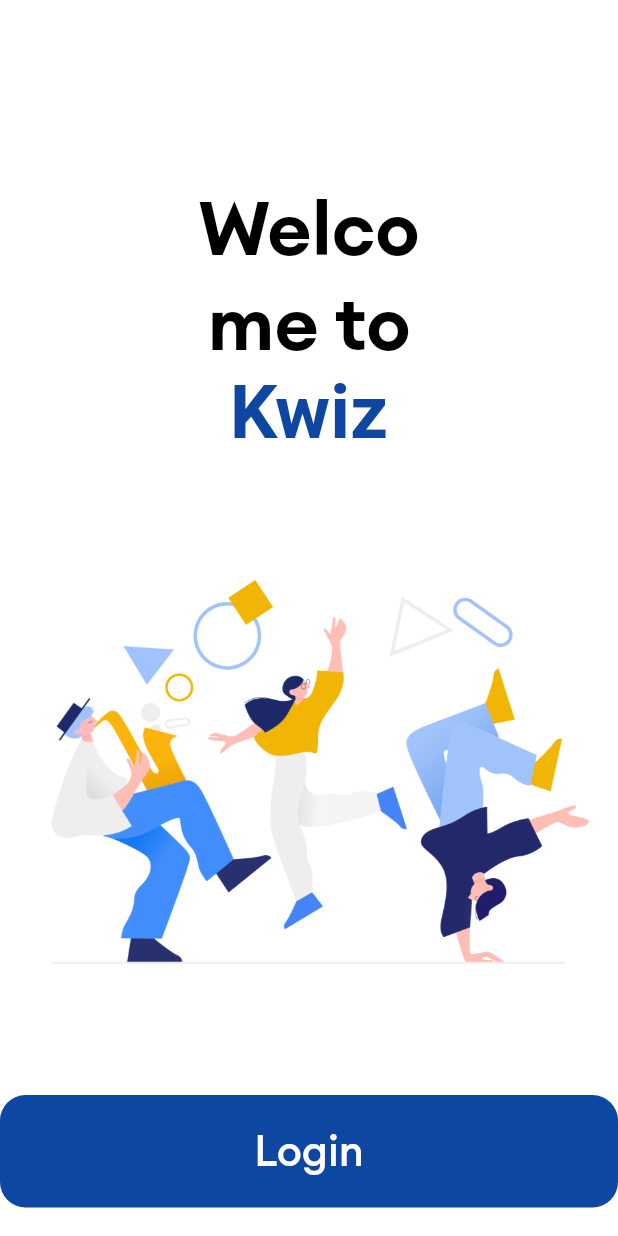
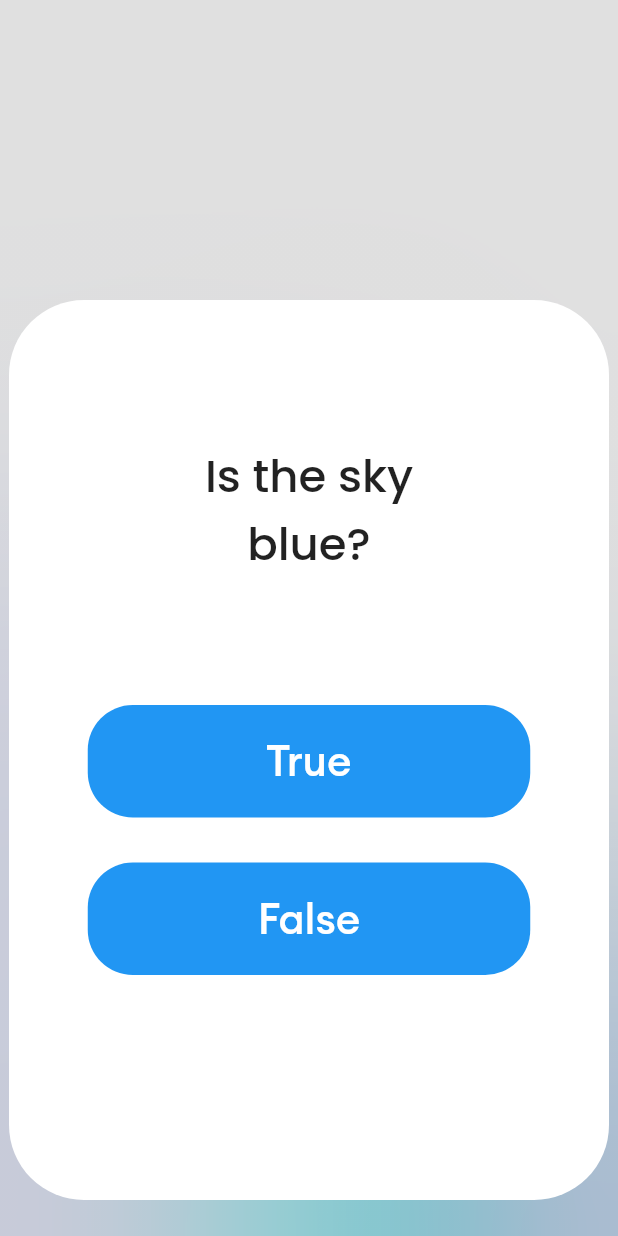
Before and after one commit to developloba/kwiz, a Flutter app: the screen it shows after launch, on a phone screen of 412 x 824 dp. Run offline on Flutter 3.47's test engine with Material 2 defaults, Android fonts, the phone set to English and light mode, and no system bars; drawn by our look-alikes of glassmorphism; our stand-ins replace google_nav_bar.

Commit message:
heyy 	new file:   assets/background.jpg 	new file:   assets/blue.jpg 	new file:   assets/leaf.jpg 	new file:   flutter_01.png 	new file:   flutter_02.png 	new file:   flutter_03.png 	modified:   lib/explore.dart 	modified:   lib/home.dart 	modified:   lib/main.dart 	new file:   lib/question.dart

```diff
--- a/lib/main.dart
+++ b/lib/main.dart
@@ -1,10 +1,11 @@
 import 'package:flutter/material.dart';
+import 'package:kwik/question.dart';
 import 'custom.dart';
 import 'signin.dart';
 
 void main() {
   runApp(MaterialApp(
-      home: const Home(),
+      home: const Quiz(),
       title: 'Kwik',
       debugShowCheckedModeBanner: false,
       theme: ThemeData(
--- /dev/null
+++ b/lib/question.dart
@@ -0,0 +1,161 @@
+import 'package:flutter/material.dart';
+import 'package:glassmorphism/glassmorphism.dart';
+import 'package:kwik/custom.dart';
+
+class Quiz extends StatefulWidget {
+  const Quiz({Key? key}) : super(key: key);
+
+  @override
+  State<Quiz> createState() => _QuizState();
+}
+
+var responsee = response[0];
+List<Text> response = [
+  const Text(''),
+  const Text('Correct',
+      style: TextStyle(fontFamily: 'Pop', fontSize: 25, color: Colors.green)),
+  const Text('Incorrect',
+      style: TextStyle(fontFamily: 'Pop', fontSize: 25, color: Colors.red))
+];
+
+class _QuizState extends State<Quiz> {
+  @override
+  Widget build(BuildContext context) {
+    return Scaffold(
+      backgroundColor: Colors.transparent,
+      body: Container(
+        decoration: const BoxDecoration(
+            image: DecorationImage(
+                image: AssetImage(
+                  'assets/3.png',
+                ),
+                fit: BoxFit.fill)),
+        child: Stack(
+          alignment: Alignment.center,
+          children: [
+            Positioned(
+              top: 0,
+              child: GlassmorphicContainer(
+                width: MediaQuery.of(context).size.width,
+                height: MediaQuery.of(context).size.height,
+                borderRadius: 0,
+                linearGradient: const LinearGradient(
+                    begin: Alignment.topLeft,
+                    end: Alignment.bottomRight,
+                    colors: [
+                      Colors.black12,
+                      Colors.black12
+                    ],
+                    stops: [
+                      0.3,
+                      1,
+                    ]),
+                border: 0,
+                blur: 70,
+                borderGradient: const LinearGradient(
+                    begin: Alignment.bottomRight,
+                    end: Alignment.topLeft,
+                    colors: [
+                      Colors.black12,
+                      Colors.black26
+                    ],
+                    stops: [
+                      0.06,
+                      0.95,
+                    ]),
+              ),
+            ),
+            Positioned(
+                top: 200,
+                child: Container(
+                  height: 600,
+                  width: 400,
+                  decoration: BoxDecoration(
+                      borderRadius: BorderRadius.circular(50),
+                      color: Colors.white),
+                  child: Column(
+                    mainAxisAlignment: MainAxisAlignment.center,
+                    children: [
+                      const Padding(
+                        padding: EdgeInsets.only(top: 50, bottom: 20),
+                        child: SizedBox(
+                          width: 200,
+                          child: Text('Is the sky blue?',
+                              textAlign: TextAlign.center,
+                              style: TextStyle(
+                                fontFamily: 'Pop',
+                                fontSize: 30,
+                              )),
+                        ),
+                      ),
+                      const SizedBox(
+                        height: 50,
+                      ),
+                      Padding(
+                        padding: const EdgeInsets.all(15),
+                        child: ElevatedButton(
+                          style: ElevatedButton.styleFrom(
+                              padding: const EdgeInsets.all(16),
+                              primary: Colors.blue,
+                              elevation: 0,
+                              shape: RoundedRectangleBorder(
+                                  borderRadius: BorderRadius.circular(30)),
+                              fixedSize: const Size(295, 75),
+                              side:
+                                  const BorderSide(color: Colors.transparent)),
+                          onPressed: () {
+                            setState(() {
+                              responsee = response[1];
+                            });
+                          },
+                          child: const Text(
+                            'True',
+                            style: TextStyle(
+                              fontSize: 28,
+                              color: Colors.white,
+                            ),
+                          ),
+                        ),
+                      ),
+                      Padding(
+                        padding: const EdgeInsets.all(15),
+                        child: ElevatedButton(
+                          style: ElevatedButton.styleFrom(
+                              padding: const EdgeInsets.all(16),
+                              primary: Colors.blue,
+                              elevation: 0,
+                              shape: RoundedRectangleBorder(
+                                  borderRadius: BorderRadius.circular(30)),
+                              fixedSize: const Size(295, 75),
+                              side:
+                                  const BorderSide(color: Colors.transparent)),
+                          onPressed: () {
+                            setState(() {
+                              responsee = response[2];
+                            });
+                          },
+                          child: const Text(
+                            'False',
+                            style: TextStyle(
+                              fontSize: 28,
+                              color: Colors.white,
+                            ),
+                          ),
+                        ),
+                      ),
+                      Padding(
+                        padding: const EdgeInsets.all(20),
+                        child: SizedBox(
+                          height: 50,
+                          child: responsee,
+                        ),
+                      )
+                    ],
+                  ),
+                ))
+          ],
+        ),
+      ),
+    );
+  }
+}
```
Also changed, not shown: lib/explore.dart (+60 -1 lines), lib/home.dart (+7 -4 lines), assets/background.jpg (added), assets/blue.jpg (added), assets/leaf.jpg (added), flutter_01.png (added), flutter_02.png (added), flutter_03.png (added).
